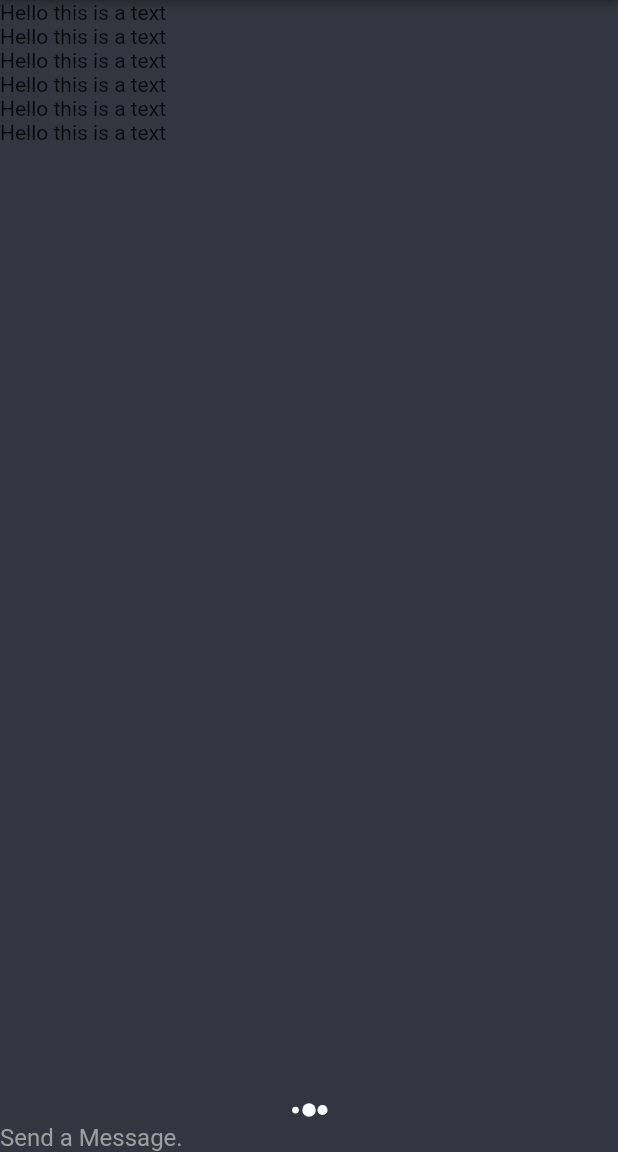
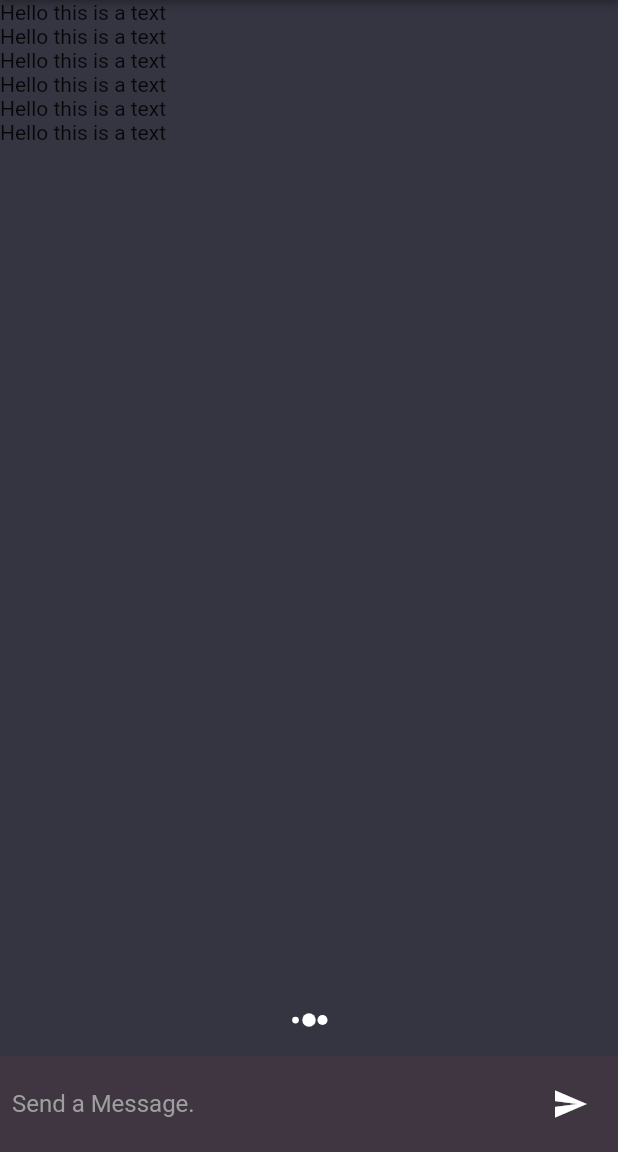
Before and after one commit to Awaizkazi/chat_gpt_flutter_1, a Flutter app: the screen it shows after launch, on a phone screen of 412 x 824 dp, the part 84-1236 px from its top. Run offline on Flutter 3.47's test engine with Material 2 defaults, Android fonts, the phone set to English and light mode, and no system bars; our stand-ins replace flutter_spinkit.

Commit message:
Going on textField Row

```diff
--- a/lib/screens/chat_screen.dart
+++ b/lib/screens/chat_screen.dart
@@ -1,3 +1,4 @@
+import 'package:chat_gpt_flutter_1/constants/constants.dart';
 import 'package:chat_gpt_flutter_1/services/assets_manager.dart';
 import 'package:flutter/material.dart';
 import 'package:flutter_spinkit/flutter_spinkit.dart';
@@ -51,11 +52,19 @@ class _ChatScreenState extends State<ChatScreen> {
                 color: Colors.white,
                 size: 18,
               ),
+              SizedBox(height: 15),
               //! For the textField Where the user asking the messages
-              Row(
+              Material(
+                color: cardColor,
+                child: Padding(
+                  padding: const EdgeInsets.all(8.0),
+                  child: Row(
                     children: [
                       Expanded(
                         child: TextField(
+                          style: TextStyle(
+                            color: Colors.white,
+                          ),
                           controller: textEditingController,
                           onSubmitted: (value) {
                             //TODO  Send Message or Asking our Queries
@@ -68,7 +77,13 @@ class _ChatScreenState extends State<ChatScreen> {
                           ),
                         ),
                       ),
+                      IconButton(
+                        onPressed: () {},
+                        icon: Icon(Icons.send, color: Colors.white),
+                      ),
                     ],
+                  ),
+                ),
               ),
             ],
           ],
```
Lines whose indentation alone changed are shown as unchanged.
